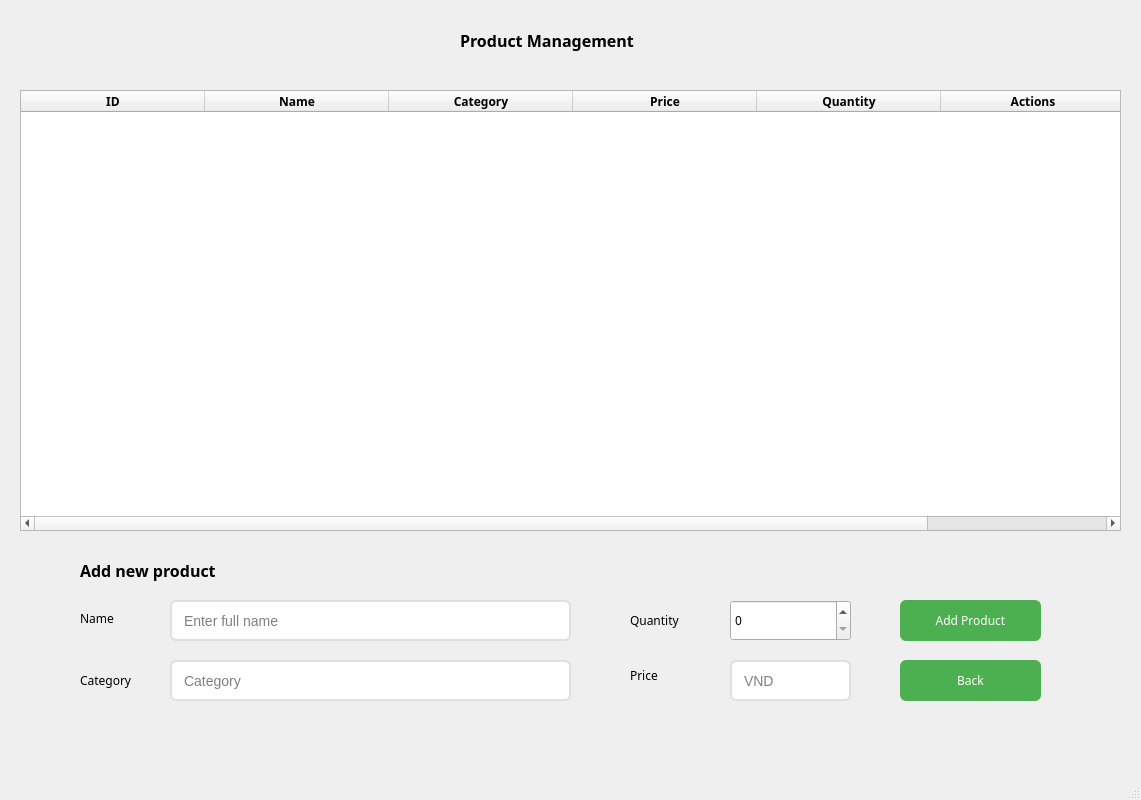
Old version of the form nhi/SMART_VENDING_MACHINE2/manage.ui in the repository yanernguyen/SALE-POS.
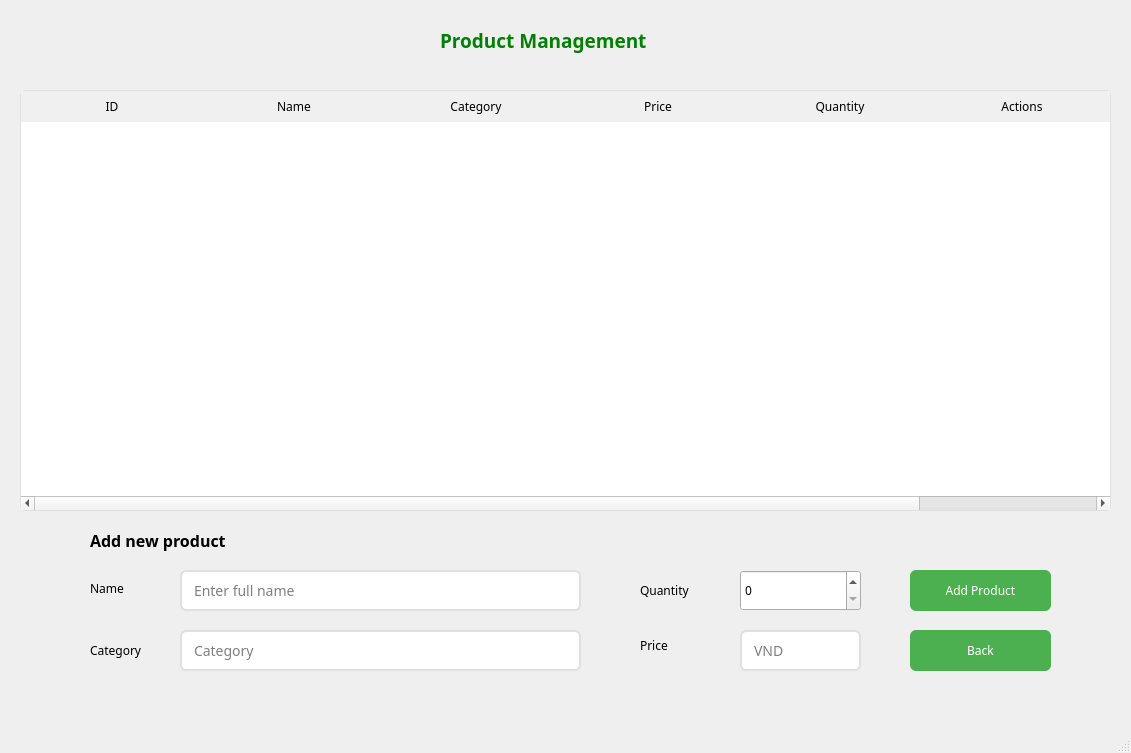
New version of the form.

Diff of the .ui file:
```diff
--- a/nhi/SMART_VENDING_MACHINE2/manage.ui
+++ b/nhi/SMART_VENDING_MACHINE2/manage.ui
@@ -6,10 +6,15 @@
    <rect>
     <x>0</x>
     <y>0</y>
-    <width>1141</width>
-    <height>800</height>
+    <width>1131</width>
+    <height>753</height>
    </rect>
   </property>
+  <property name="font">
+   <font>
+    <family>Sitka Small</family>
+   </font>
+  </property>
   <property name="windowTitle">
    <string>MainWindow</string>
   </property>
@@ -17,20 +22,27 @@
    <widget class="QLabel" name="label">
     <property name="geometry">
      <rect>
-      <x>460</x>
+      <x>440</x>
       <y>20</y>
-      <width>281</width>
+      <width>321</width>
       <height>41</height>
      </rect>
     </property>
     <property name="font">
      <font>
       <family>Sitka Small Semibold</family>
-      <pointsize>12</pointsize>
+      <pointsize>14</pointsize>
       <weight>75</weight>
       <bold>true</bold>
      </font>
     </property>
+    <property name="styleSheet">
+     <string notr="true">QLabel {
+    color: green ; 
+}
+
+</string>
+    </property>
     <property name="text">
      <string>Product Management</string>
     </property>
@@ -40,24 +52,38 @@
      <rect>
       <x>20</x>
       <y>90</y>
-      <width>1101</width>
-      <height>441</height>
+      <width>1091</width>
+      <height>421</height>
      </rect>
     </property>
     <property name="font">
      <font>
-      <family>Sitka Text Semibold</family>
-      <weight>75</weight>
-      <bold>true</bold>
+      <family>Sitka Small</family>
+      <weight>50</weight>
+      <bold>false</bold>
      </font>
     </property>
     <property name="styleSheet">
-     <string notr="true">
-    QHeaderView::section { 
-        background-color: #F0F0F0;
-font-weight: bold;
-    }
-</string>
+     <string notr="true">QTableWidget {
+    background: white;
+    border-radius: 5px;
+    border: 1px solid #E0E0E0;
+    gridline-color: #E0E0E0;
+}
+
+QTableWidget::item {
+    padding: 8px;
+}
+
+QHeaderView::section {
+    background: #F0F0F0 ;
+    color: black;
+    padding: 5px;
+    border: none;
+}</string>
+    </property>
+    <property name="autoScrollMargin">
+     <number>30</number>
     </property>
     <property name="showGrid">
      <bool>true</bool>
@@ -69,10 +95,10 @@
      <bool>true</bool>
     </property>
     <attribute name="horizontalHeaderDefaultSectionSize">
-     <number>184</number>
+     <number>182</number>
     </attribute>
     <attribute name="horizontalHeaderMinimumSectionSize">
-     <number>51</number>
+     <number>41</number>
     </attribute>
     <attribute name="verticalHeaderDefaultSectionSize">
      <number>51</number>
@@ -114,8 +140,8 @@
    <widget class="QLabel" name="label_2">
     <property name="geometry">
      <rect>
-      <x>80</x>
-      <y>550</y>
+      <x>90</x>
+      <y>520</y>
       <width>281</width>
       <height>41</height>
      </rect>
@@ -135,8 +161,8 @@
    <widget class="QLineEdit" name="lineEdit">
     <property name="geometry">
      <rect>
-      <x>170</x>
-      <y>600</y>
+      <x>180</x>
+      <y>570</y>
       <width>401</width>
       <height>41</height>
      </rect>
@@ -168,8 +194,8 @@
    <widget class="QLineEdit" name="lineEdit_3">
     <property name="geometry">
      <rect>
-      <x>170</x>
-      <y>660</y>
+      <x>180</x>
+      <y>630</y>
       <width>401</width>
       <height>41</height>
      </rect>
@@ -198,8 +224,8 @@
    <widget class="QLineEdit" name="lineEdit_4">
     <property name="geometry">
      <rect>
-      <x>730</x>
-      <y>660</y>
+      <x>740</x>
+      <y>630</y>
       <width>121</width>
       <height>41</height>
      </rect>
@@ -228,8 +254,8 @@
    <widget class="QLabel" name="label_3">
     <property name="geometry">
      <rect>
-      <x>80</x>
-      <y>610</y>
+      <x>90</x>
+      <y>580</y>
       <width>59</width>
       <height>17</height>
      </rect>
@@ -247,8 +273,8 @@
    <widget class="QLabel" name="label_4">
     <property name="geometry">
      <rect>
-      <x>80</x>
-      <y>660</y>
+      <x>90</x>
+      <y>630</y>
       <width>91</width>
       <height>41</height>
      </rect>
@@ -266,8 +292,8 @@
    <widget class="QLabel" name="label_5">
     <property name="geometry">
      <rect>
-      <x>630</x>
-      <y>610</y>
+      <x>640</x>
+      <y>580</y>
       <width>101</width>
       <height>20</height>
      </rect>
@@ -285,8 +311,8 @@
    <widget class="QLabel" name="label_6">
     <property name="geometry">
      <rect>
-      <x>630</x>
-      <y>660</y>
+      <x>640</x>
+      <y>630</y>
       <width>59</width>
       <height>31</height>
      </rect>
@@ -304,8 +330,8 @@
    <widget class="QSpinBox" name="spinBox">
     <property name="geometry">
      <rect>
-      <x>730</x>
-      <y>600</y>
+      <x>740</x>
+      <y>570</y>
       <width>121</width>
       <height>41</height>
      </rect>
@@ -320,8 +346,8 @@
    <widget class="QPushButton" name="pushButton">
     <property name="geometry">
      <rect>
-      <x>900</x>
-      <y>600</y>
+      <x>910</x>
+      <y>570</y>
       <width>141</width>
       <height>41</height>
      </rect>
@@ -355,8 +381,8 @@
    <widget class="QPushButton" name="pushButton_2">
     <property name="geometry">
      <rect>
-      <x>900</x>
-      <y>660</y>
+      <x>910</x>
+      <y>630</y>
       <width>141</width>
       <height>41</height>
      </rect>
```
Left out of the diff: 4 changed lines with no effect on the pictures.
